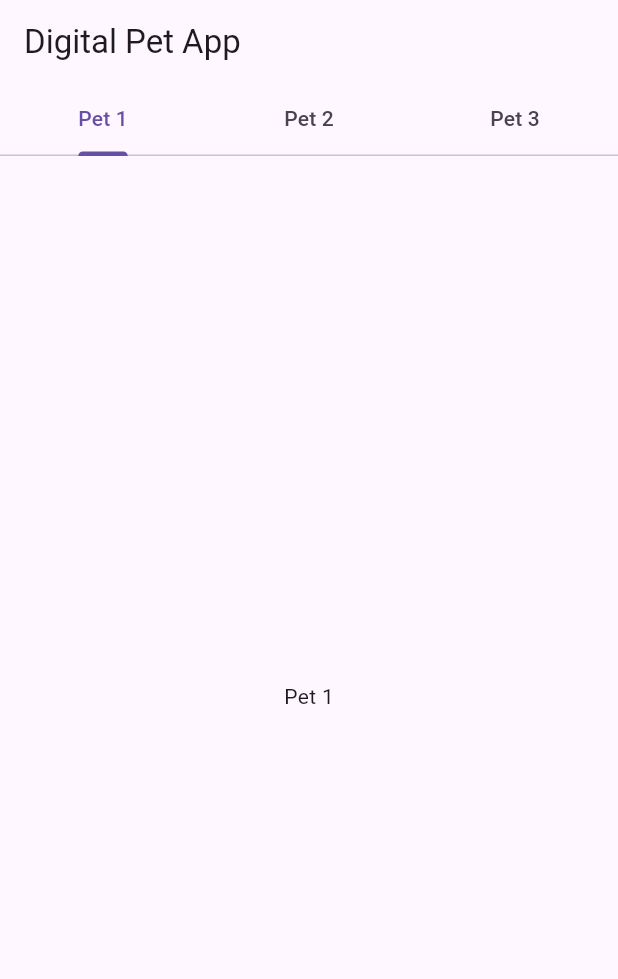
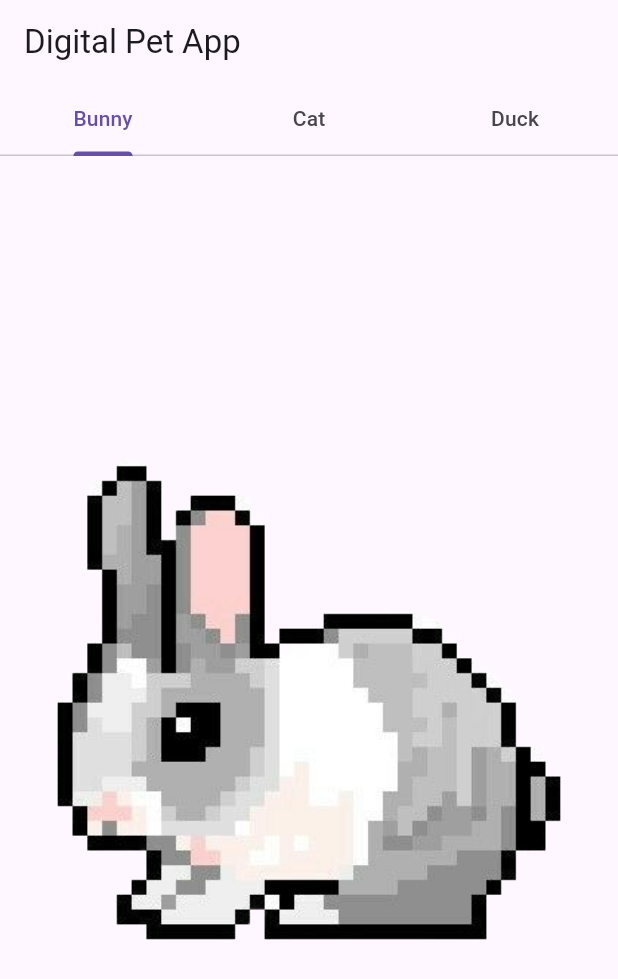
Before and after one commit to ewilliams153/Digital_Pet_App_CE, a Flutter app: the screen it shows after launch, on a phone screen of 412 x 824 dp. Shown: the top 979 px of the screen. Run offline on Flutter 3.47's test engine with Material 3 defaults, Android fonts, the phone set to English and light mode, and no system bars.

Commit message:
change titles for specific pets, adding images to page, adding image to screen

```diff
--- a/digital_pet_app/lib/main.dart
+++ b/digital_pet_app/lib/main.dart
@@ -62,9 +62,9 @@
 
   @override
   Widget build(BuildContext context) {
-// For the ToDo task hint: consider defining the widget and name of the tabs here
-    final tabs = ['Pet 1', 'Pet 2', 'Pet 3'];
-
+//
+    final tabs = ['Bunny', 'Cat', 'Duck'];
+    final images = ['bunny','catinbox','ducky'];
     return Scaffold(
       appBar: AppBar(
         automaticallyImplyLeading: false,
@@ -83,9 +83,14 @@
         controller: _tabController,
         children: [
 // hint for the to do task:Considering creating the different for different tabs
-          for (final tab in tabs)
+          for (final image in images)
             Center(
-              child: Text(tab),
+              child:
+                Image.asset(
+                'src/images/'+ image + '.png',
+                height: 400,
+                width: 400,
+              ),
             ),
         ],
       ),
```
Also changed, not shown: digital_pet_app/pubspec.yaml (+5 -3 lines), digital_pet_app/src/images/bunny.png (added), digital_pet_app/src/images/catinbox.png (added), digital_pet_app/src/images/ducky.png (added), digital_pet_app/src/images/greycat.png (added).
